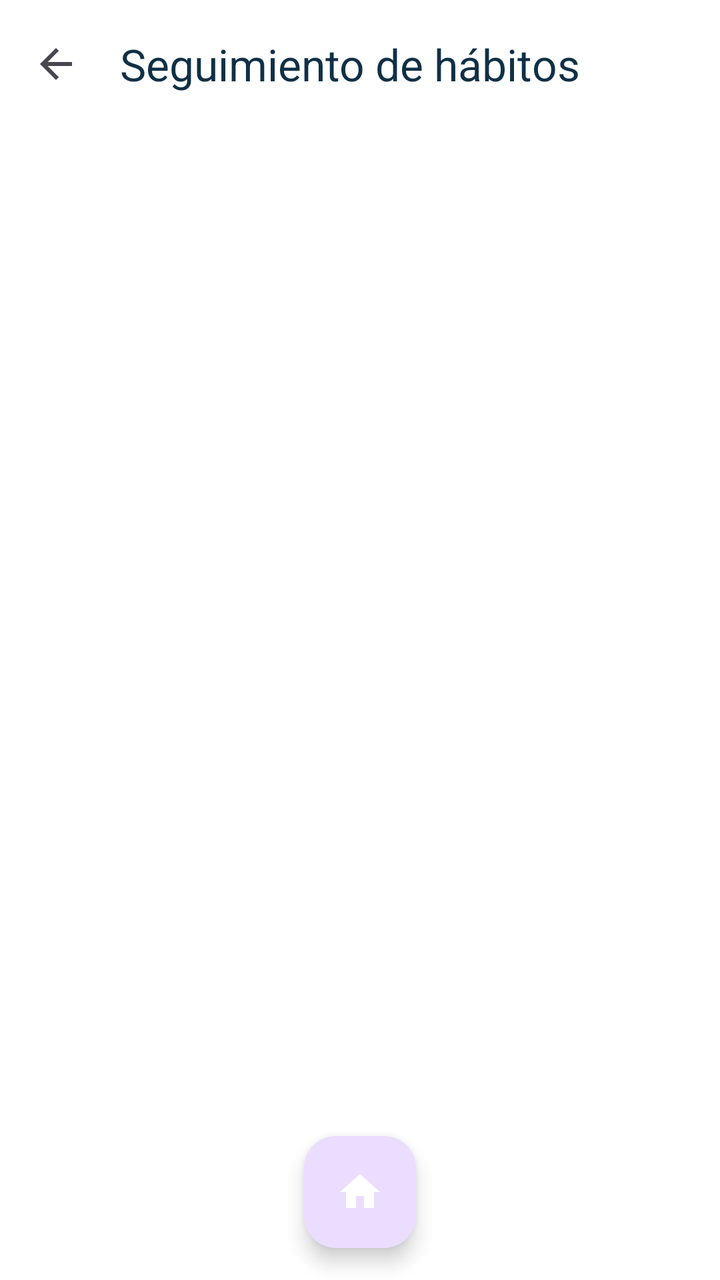
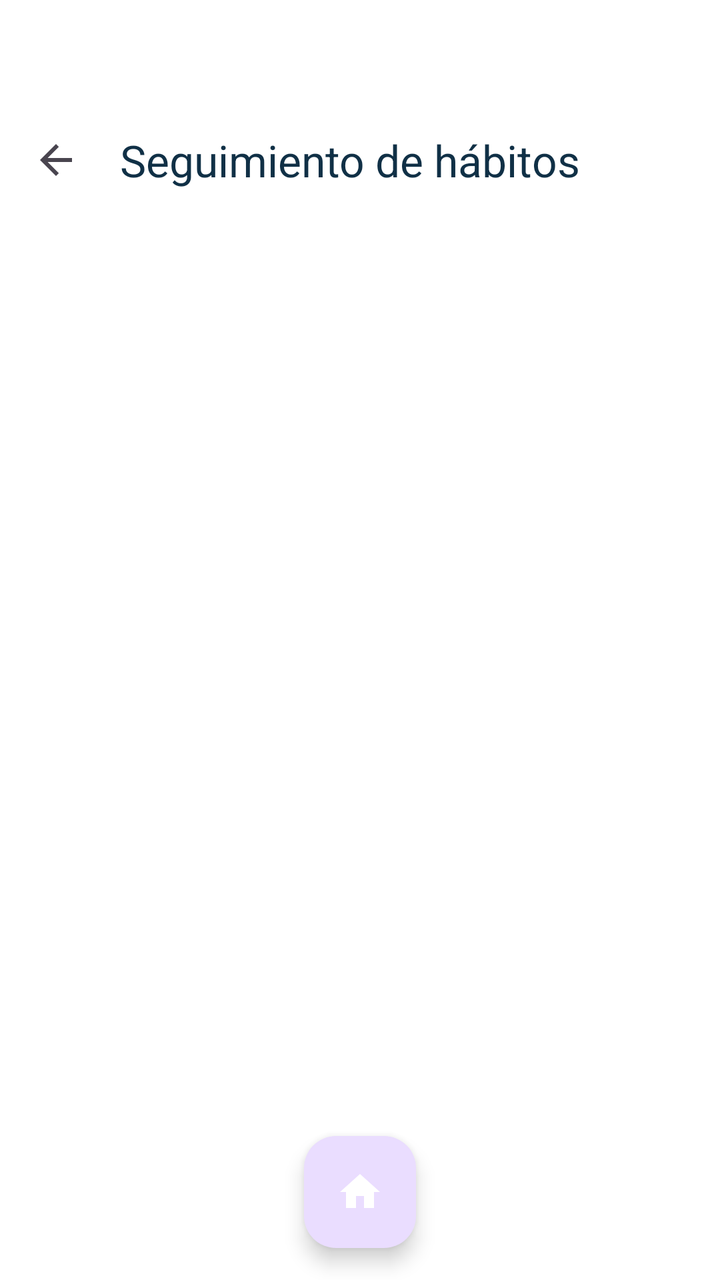

Screens rendered from an Android XML layout before and after an edit, with the pre-edit source and the edit as a unified diff.
<!-- AndroidManifest.xml: application theme Theme.DiaCero -->
<!-- res/layout/fragment_habitos.xml -->
<?xml version="1.0" encoding="utf-8"?>
<androidx.constraintlayout.widget.ConstraintLayout xmlns:android="http://schemas.android.com/apk/res/android"
    xmlns:app="http://schemas.android.com/apk/res-auto"
    android:layout_width="match_parent"
    android:layout_height="match_parent"
    android:background="?attr/colorSurface">

    <com.google.android.material.appbar.MaterialToolbar
        android:id="@+id/toolbarHabitos"
        android:layout_width="match_parent"
        android:layout_height="?attr/actionBarSize"
        android:background="?attr/colorSurface"
        app:navigationIcon="@drawable/ic_arrow_back"
        app:title="Seguimiento de hábitos"
        app:titleTextColor="?attr/colorOnSurface"
        app:layout_constraintTop_toTopOf="parent" />

    <androidx.recyclerview.widget.RecyclerView
        android:id="@+id/rvHabits"
        android:layout_width="0dp"
        android:layout_height="0dp"
        android:clipToPadding="false"
        android:paddingStart="12dp"
        android:paddingTop="8dp"
        android:paddingEnd="12dp"
        android:paddingBottom="92dp"
        app:layoutManager="androidx.recyclerview.widget.LinearLayoutManager"
        app:layout_constraintBottom_toBottomOf="parent"
        app:layout_constraintEnd_toEndOf="parent"
        app:layout_constraintStart_toStartOf="parent"
        app:layout_constraintTop_toBottomOf="@id/toolbarHabitos" />

    <com.google.android.material.floatingactionbutton.FloatingActionButton
        android:id="@+id/fabIrCasaHabitos"
        android:layout_width="wrap_content"
        android:layout_height="wrap_content"
        android:layout_marginBottom="16dp"
        android:contentDescription="Ir a inicio"
        android:src="@drawable/ic_home"
        app:fabSize="mini"
        app:layout_constraintBottom_toBottomOf="parent"
        app:layout_constraintStart_toStartOf="parent"
        app:layout_constraintEnd_toEndOf="parent"
        app:tint="@android:color/white" />

</androidx.constraintlayout.widget.ConstraintLayout>
<!-- resources referenced by this layout -->
<resources>
  <!-- drawable ic_arrow_back (drawable) -->
  <vector xmlns:android="http://schemas.android.com/apk/res/android"
      android:width="24dp"
      android:height="24dp"
      android:viewportWidth="24.0"
      android:viewportHeight="24.0"
      android:tint="?attr/colorControlNormal">
    <path
        android:fillColor="@android:color/white"
        android:pathData="M20,11H7.83l5.59,-5.59L12,4l-8,8 8,8 1.41,-1.41L7.83,13H20v-2z"/>
  </vector>
  <!-- drawable ic_home (drawable) -->
  <vector xmlns:android="http://schemas.android.com/apk/res/android"
      android:width="24dp"
      android:height="24dp"
      android:viewportWidth="24"
      android:viewportHeight="24">
      <path
          android:fillColor="@android:color/white"
          android:pathData="M10,20v-6h4v6h5v-8h3L12,3 2,12h3v8z" />
  </vector>
  <style name="Theme.DiaCero" parent="Base.Theme.DiaCero" />
  <style name="Base.Theme.DiaCero" parent="Theme.Material3.DayNight.NoActionBar">
          
          <item name="colorPrimary">@color/primary</item>
          <item name="colorOnPrimary">@color/white</item>
          <item name="colorSecondary">@color/secondary</item>
          <item name="colorOnSecondary">@color/white</item>
  
          
          <item name="android:windowBackground">@color/background</item>
          <item name="colorSurface">@color/surface</item>
          <item name="colorSurfaceVariant">@color/surface_variant</item>
          <item name="colorOnSurface">@color/text_primary</item>
          <item name="colorOnSurfaceVariant">@color/text_secondary</item>
      </style>
  <color name="primary">#0F6CBD</color>
  <color name="white">#FFFFFFFF</color>
  <color name="secondary">#00A884</color>
  <color name="background">#F2F8FF</color>
  <color name="surface">#FFFFFF</color>
  <color name="surface_variant">#E6F2FF</color>
  <color name="text_primary">#103046</color>
  <color name="text_secondary">#4E6A7A</color>
</resources>

<!-- the commit's change to res/layout/fragment_habitos.xml (unified diff, before → after) -->
@@ -3,7 +3,8 @@
     xmlns:app="http://schemas.android.com/apk/res-auto"
     android:layout_width="match_parent"
     android:layout_height="match_parent"
-    android:background="?attr/colorSurface">
+    android:background="?attr/colorSurface"
+    android:paddingTop="48dp">
 
     <com.google.android.material.appbar.MaterialToolbar
         android:id="@+id/toolbarHabitos"
